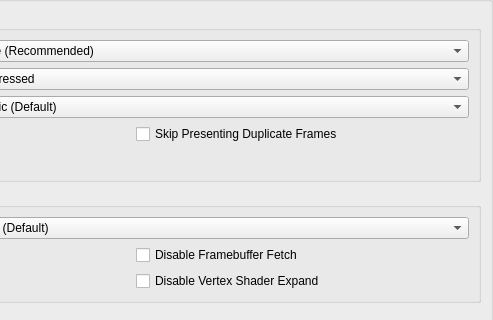
Old version of the form pcsx2-qt/Settings/GraphicsSettingsWidget.ui in the repository PCSX2/pcsx2; both pictures show x 227 to 720 and y 113 to 433 of the 720 by 552 pixel window.
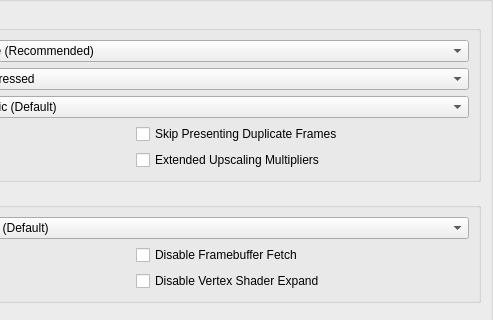
New version of the form. The open tabs and pages were chosen to show the change.

Commit message: UI: Add text to upscaling multipliers and remove two fractional

Patch:
```diff
--- a/pcsx2-qt/Settings/GraphicsSettingsWidget.ui
+++ b/pcsx2-qt/Settings/GraphicsSettingsWidget.ui
@@ -2087,6 +2087,13 @@
               </property>
              </widget>
             </item>
+            <item row="1" column="1">
+             <widget class="QCheckBox" name="extendedUpscales">
+              <property name="text">
+               <string>Extended Upscaling Multipliers</string>
+              </property>
+             </widget>
+            </item>
            </layout>
           </item>
           <item row="2" column="0">
```
The commit also changes 6 other files.
